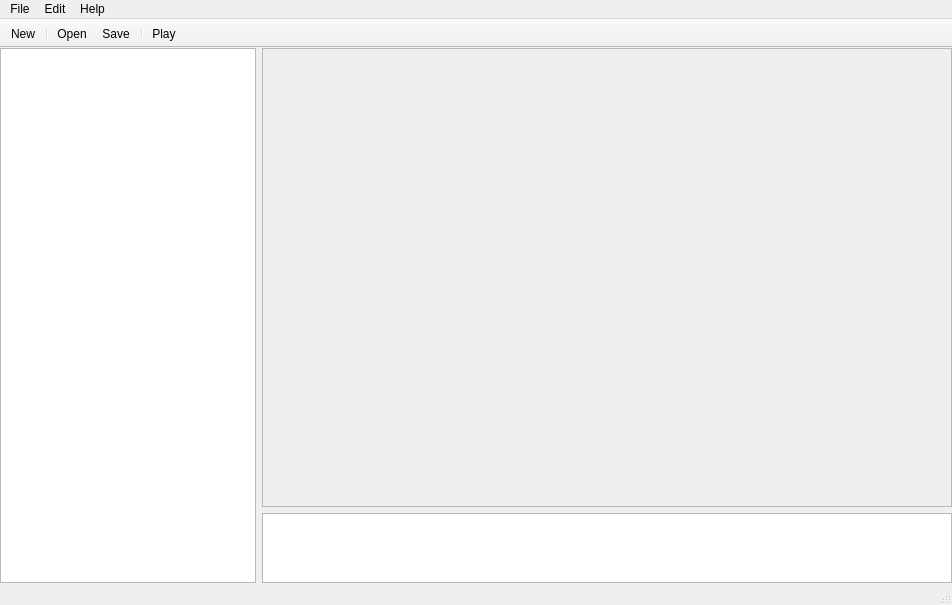
Old version of the form mainwindow.ui in the repository Sponk/lua-editor.
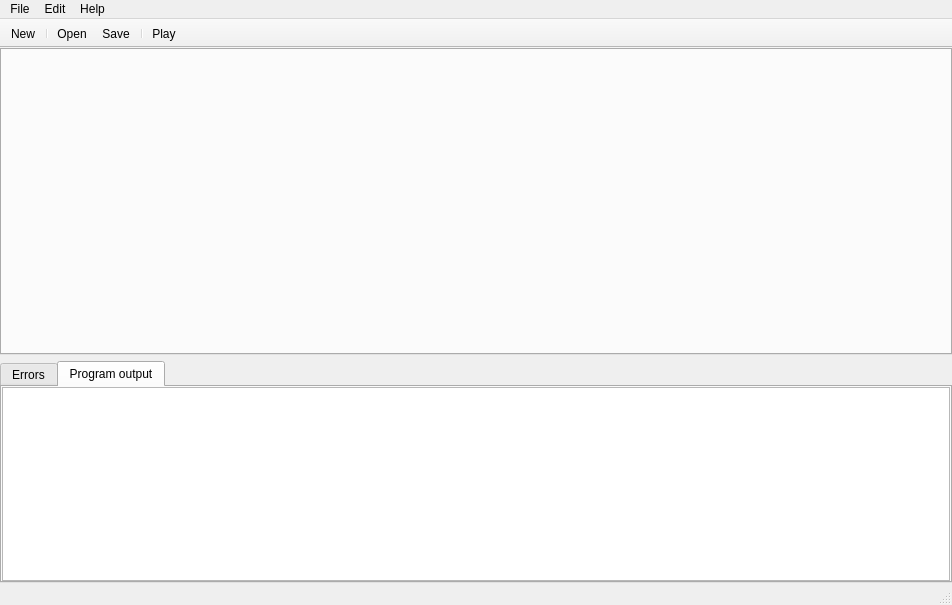
New version of the form. The open tabs and pages were chosen to show the change. Icons and pictures are not drawn.

Commit message: * Changed layout to a tab based approach

Diff of the .ui file:
```diff
--- a/mainwindow.ui
+++ b/mainwindow.ui
@@ -28,64 +28,92 @@
     <property name="margin">
      <number>0</number>
     </property>
-    <item>
-     <layout class="QVBoxLayout" name="verticalLayout_2">
-      <item>
-       <widget class="QListWidget" name="openFilesList">
-        <property name="sizePolicy">
-         <sizepolicy hsizetype="Minimum" vsizetype="Expanding">
-          <horstretch>0</horstretch>
-          <verstretch>0</verstretch>
-         </sizepolicy>
-        </property>
-        <property name="dragEnabled">
-         <bool>false</bool>
-        </property>
-        <property name="dragDropMode">
-         <enum>QAbstractItemView::NoDragDrop</enum>
-        </property>
-        <property name="isWrapping" stdset="0">
-         <bool>false</bool>
-        </property>
-        <property name="sortingEnabled">
-         <bool>false</bool>
-        </property>
-       </widget>
-      </item>
-     </layout>
-    </item>
     <item>
      <layout class="QVBoxLayout" name="verticalLayout">
       <item>
-       <widget class="QTextEdit" name="sourceEdit">
-        <property name="enabled">
-         <bool>false</bool>
-        </property>
-       </widget>
+       <widget class="QTabWidget" name="sourceTabs"/>
       </item>
       <item>
-       <widget class="QTextEdit" name="errorEdit">
+       <widget class="QTabWidget" name="outputTabs">
         <property name="sizePolicy">
          <sizepolicy hsizetype="Expanding" vsizetype="Minimum">
           <horstretch>0</horstretch>
           <verstretch>0</verstretch>
          </sizepolicy>
         </property>
-        <property name="maximumSize">
-         <size>
-          <width>16777215</width>
-          <height>70</height>
-         </size>
+        <property name="currentIndex">
+         <number>0</number>
         </property>
-        <property name="baseSize">
-         <size>
-          <width>0</width>
-          <height>50</height>
-         </size>
-        </property>
-        <property name="readOnly">
-         <bool>true</bool>
-        </property>
+        <widget class="QWidget" name="tab">
+         <attribute name="title">
+          <string>Errors</string>
+         </attribute>
+         <layout class="QVBoxLayout" name="verticalLayout_2">
+          <property name="margin">
+           <number>0</number>
+          </property>
+          <item>
+           <widget class="QTextEdit" name="errorEdit">
+            <property name="sizePolicy">
+             <sizepolicy hsizetype="Expanding" vsizetype="Expanding">
+              <horstretch>0</horstretch>
+              <verstretch>0</verstretch>
+             </sizepolicy>
+            </property>
+            <property name="maximumSize">
+             <size>
+              <width>16777215</width>
+              <height>16777215</height>
+             </size>
+            </property>
+            <property name="baseSize">
+             <size>
+              <width>0</width>
+              <height>50</height>
+             </size>
+            </property>
+            <property name="readOnly">
+             <bool>true</bool>
+            </property>
+           </widget>
+          </item>
+         </layout>
+        </widget>
+        <widget class="QWidget" name="tab_2">
+         <attribute name="title">
+          <string>Program output</string>
+         </attribute>
+         <layout class="QVBoxLayout" name="verticalLayout_3">
+          <property name="margin">
+           <number>0</number>
+          </property>
+          <item>
+           <widget class="QTextEdit" name="outputEdit">
+            <property name="sizePolicy">
+             <sizepolicy hsizetype="Expanding" vsizetype="Expanding">
+              <horstretch>0</horstretch>
+              <verstretch>0</verstretch>
+             </sizepolicy>
+            </property>
+            <property name="maximumSize">
+             <size>
+              <width>16777215</width>
+              <height>16777215</height>
+             </size>
+            </property>
+            <property name="baseSize">
+             <size>
+              <width>0</width>
+              <height>50</height>
+             </size>
+            </property>
+            <property name="readOnly">
+             <bool>true</bool>
+            </property>
+           </widget>
+          </item>
+         </layout>
+        </widget>
        </widget>
       </item>
      </layout>
```
Left out of the diff: 66 changed lines with no effect on the pictures. The commit also changes 6 other files.
